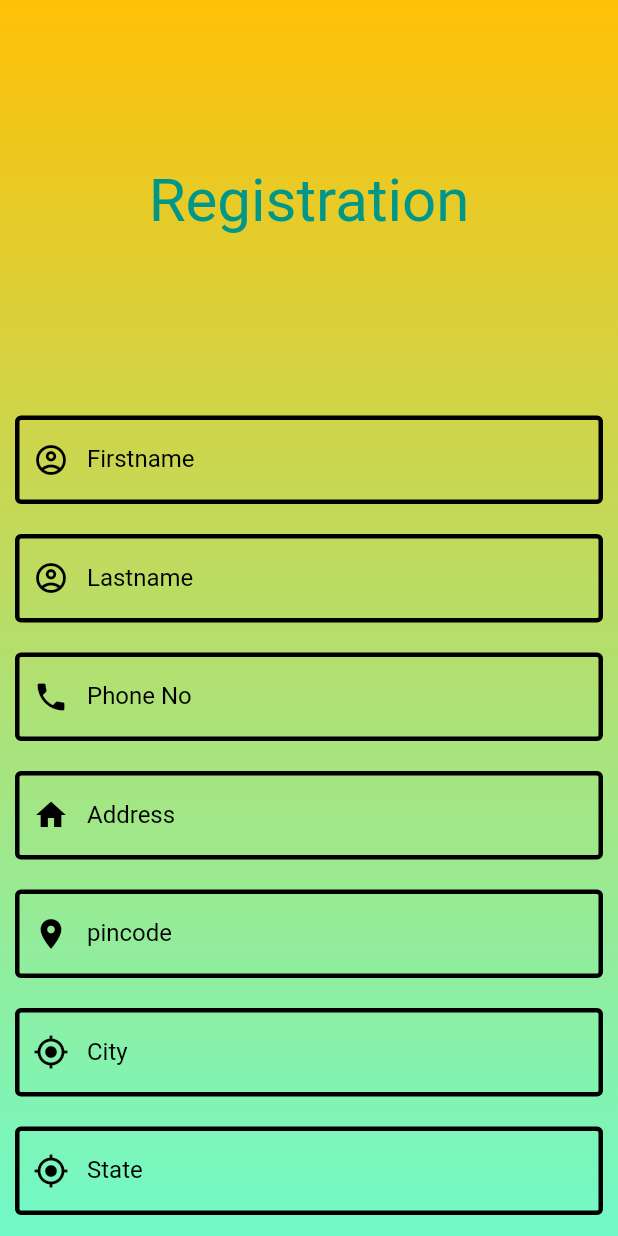
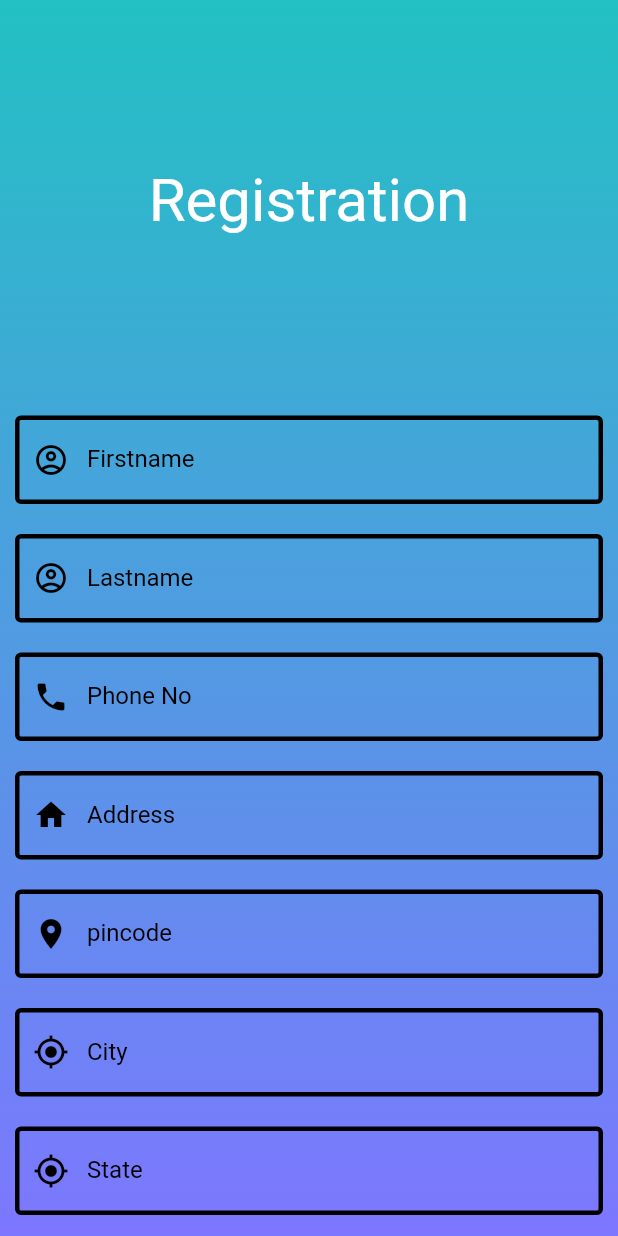
Before and after one commit to Jobins-Joseph/kl06pro, a Flutter app: the selre screen opened directly, on a phone screen of 412 x 824 dp. Run offline on Flutter 3.47's test engine with Material 2 defaults, Android fonts, the phone set to English and light mode, and no system bars.

Commit message:
new change

```diff
--- a/lib/UI/selreg.dart
+++ b/lib/UI/selreg.dart
@@ -11,36 +11,36 @@ class _selreState extends State<selre> {
   @override
   Widget build(BuildContext context) {
     return Scaffold(
-      body:  SingleChildScrollView(
+      body:  Container(
+        height: MediaQuery.of(context).size.height,
+        decoration: const BoxDecoration(
+
+            gradient: LinearGradient(
+                begin: Alignment.topCenter,
+                end: Alignment.bottomCenter,
+                colors: <Color>[Color(0xffff22C1C3),Color(0xffff7d77ff)]
+            )
+        ),
+        child: SingleChildScrollView(
 
           child:
             Stack(
               children:[
-              Container(
-            height: 900,
-            decoration: BoxDecoration(
 
-                gradient: LinearGradient(
-                    begin: Alignment.topCenter,
-                    end: Alignment.bottomCenter,
-                    colors: <Color>[Colors.amber,Colors.tealAccent]
-                )
-            ),
-            ),
                 Column(
                   children: [
 
-              SizedBox(height: 100,),
-              Padding(
-                padding: const EdgeInsets.all(10.0),
-                child: Center(child: Text("Registration",style: TextStyle(color: Colors.teal,fontSize: 40),)),
+                const SizedBox(height: 100,),
+                const Padding(
+                  padding: EdgeInsets.all(10.0),
+                  child: Center(child: Text("Registration",style: TextStyle(color: Colors.white,fontSize: 40),)),
                 ),
-              SizedBox(height: 70,),
+                const SizedBox(height: 70,),
                 Column(
-                children: [
+                  children:  [
                     SizedBox(height: 30,),
                     Padding(
-                    padding: const EdgeInsets.all(10.0),
+                      padding: EdgeInsets.all(10.0),
                       child: TextField(
                         decoration: InputDecoration(
                           prefixIcon:Icon(Icons.account_circle_outlined,color: Colors.black,) ,
@@ -54,7 +54,7 @@ class _selreState extends State<selre> {
                       )
                     ),
                     Padding(
-                      padding: const EdgeInsets.all(10.0),
+                        padding: EdgeInsets.all(10.0),
                         child: TextField(
                           decoration: InputDecoration(
                               prefixIcon:Icon(Icons.account_circle_outlined,color: Colors.black,) ,
@@ -68,7 +68,7 @@ class _selreState extends State<selre> {
                         )
                     ),
                     Padding(
-                      padding: const EdgeInsets.all(10.0),
+                        padding: EdgeInsets.all(10.0),
                         child: TextField(
                           decoration: InputDecoration(
                               prefixIcon:Icon(Icons.phone,color: Colors.black,) ,
@@ -82,7 +82,7 @@ class _selreState extends State<selre> {
                         )
                     ),
                     Padding(
-                      padding: const EdgeInsets.all(10.0),
+                        padding: EdgeInsets.all(10.0),
                         child: TextField(
                           decoration: InputDecoration(
                               prefixIcon:Icon(Icons.home,color: Colors.black,) ,
@@ -96,7 +96,7 @@ class _selreState extends State<selre> {
                         )
                     ),
                     Padding(
-                      padding: const EdgeInsets.all(10.0),
+                        padding: EdgeInsets.all(10.0),
                         child: TextField(
                           decoration: InputDecoration(
                               prefixIcon:Icon(Icons.location_on,color: Colors.black,) ,
@@ -110,7 +110,7 @@ class _selreState extends State<selre> {
                         )
                     ),
                     Padding(
-                      padding: const EdgeInsets.all(10.0),
+                        padding: EdgeInsets.all(10.0),
                         child: TextField(
                           decoration: InputDecoration(
                               prefixIcon:Icon(Icons.my_location_sharp,color: Colors.black,) ,
@@ -124,7 +124,7 @@ class _selreState extends State<selre> {
                         )
                     ),
                     Padding(
-                      padding: const EdgeInsets.all(10.0),
+                        padding: EdgeInsets.all(10.0),
                         child: TextField(
                           decoration: InputDecoration(
                               prefixIcon:Icon(Icons.my_location_sharp,color: Colors.black,) ,
@@ -138,7 +138,7 @@ class _selreState extends State<selre> {
                         )
                     ),
                     Padding(
-                      padding: const EdgeInsets.all(10.0),
+                        padding: EdgeInsets.all(10.0),
                         child: TextField(
                           decoration: InputDecoration(
                               prefixIcon:Icon(Icons.my_location_sharp,color: Colors.black,) ,
@@ -152,6 +152,77 @@ class _selreState extends State<selre> {
                         )
                     ),
 
+                    Padding(
+                        padding: EdgeInsets.all(10.0),
+                        child: TextField(
+                          decoration: InputDecoration(
+                              prefixIcon:Icon(Icons.shopping_bag_outlined,color: Colors.black,) ,
+                              enabledBorder: OutlineInputBorder(
+                                borderSide: BorderSide(width: 3, color: Colors.black),
+
+                              ),
+                              label:Text('ShopName',style: TextStyle(color: Colors.black),)
+                          ),
+
+                        )
+                    ),
+                    Padding(
+                        padding: EdgeInsets.all(10.0),
+                        child: TextField(
+                          decoration: InputDecoration(
+                              prefixIcon:Icon(Icons.format_list_numbered,color: Colors.black,) ,
+                              enabledBorder: OutlineInputBorder(
+                                borderSide: BorderSide(width: 3, color: Colors.black),
+
+                              ),
+                              label:Text('GST no',style: TextStyle(color: Colors.black),)
+                          ),
+
+                        )
+                    ),
+                    Padding(
+                        padding: EdgeInsets.all(10.0),
+                        child: TextField(
+                          decoration: InputDecoration(
+                              prefixIcon:Icon(Icons.lock,color: Colors.black,) ,
+                              enabledBorder: OutlineInputBorder(
+                                borderSide: BorderSide(width: 3, color: Colors.black),
+
+                              ),
+                              label:Text('Password',style: TextStyle(color: Colors.black),)
+                          ),
+
+                        )
+                    ),
+                    Padding(
+                        padding: const EdgeInsets.all(10.0),
+                        child: TextField(
+                          decoration: InputDecoration(
+                              prefixIcon:Icon(Icons.lock,color: Colors.black,) ,
+                              enabledBorder: OutlineInputBorder(
+                                borderSide: BorderSide(width: 3, color: Colors.black),
+
+                              ),
+                              label:Text('Confirm password',style: TextStyle(color: Colors.black),)
+                          ),
+
+                        )
+                    ),
+                    SizedBox(height: 50,),
+
+                    Padding(
+                      padding: const EdgeInsets.all(20.0),
+                      child: Container(
+                        height: 50,
+                        width: 500,
+                        color: Colors.white38,
+
+                        child: MaterialButton(onPressed: (){},
+                            child:Text('SignUp',style: TextStyle(fontSize: 22),),
+                          splashColor: Colors.teal,
+                        ),
+                      ),
+                    ),
                   ],
                 )
               ],
@@ -159,6 +230,7 @@ class _selreState extends State<selre> {
         ]
     ),
         ),
+      ),
       );
   }
 }
--- a/lib/main.dart
+++ b/lib/main.dart
@@ -18,7 +18,7 @@ class MyApp extends StatelessWidget {
 
         primarySwatch: Colors.blue,
       ),
-      home: const Registration(),
+      home: const selre(),
     );
   }
 }
```
Lines whose indentation alone changed are shown as unchanged.
